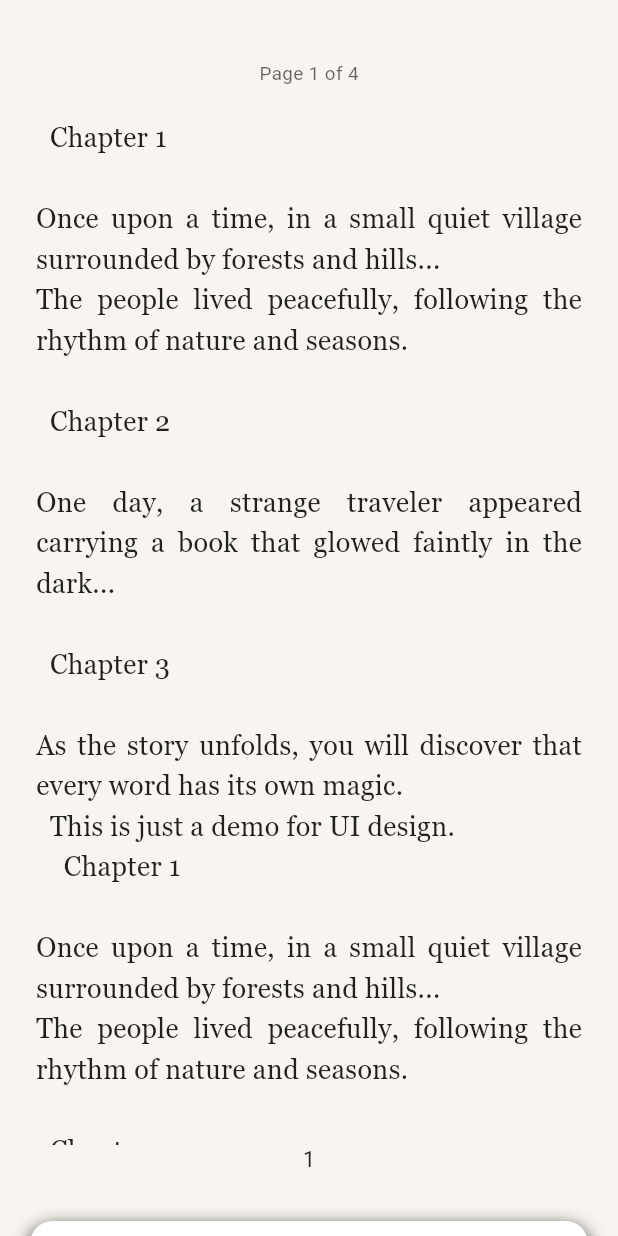
After one commit to farouqmurtaja96-source/Easy_Book, a Flutter app: the ReaderScreen screen opened by its route, on a phone screen of 412 x 824 dp. The commit adds this screen. Run offline on Flutter 3.47's test engine with Material 3 defaults, Android fonts, the phone set to English and light mode, and no system bars; our stand-ins replace cached_network_image, go_router, hive, hive_flutter; accounts and stored records are empty.

Commit message:
add reader screen

```diff
--- a/lib/features/details/presentation/screen/widget/custom_bottom_sheet.dart
+++ b/lib/features/details/presentation/screen/widget/custom_bottom_sheet.dart
@@ -1,4 +1,6 @@
+import 'package:easy_book/utils/app_routers.dart';
 import 'package:flutter/material.dart';
+import 'package:go_router/go_router.dart';
 
 class CustomBottomSheet extends StatelessWidget {
   const CustomBottomSheet({super.key});
@@ -33,7 +35,7 @@ class CustomBottomSheet extends StatelessWidget {
                   fontWeight: FontWeight.w400,
                   color: Colors.grey[500],
                 ),
-                maxLines: 15,
+                maxLines: 12,
                 overflow: TextOverflow.ellipsis,
               ),
               SizedBox(height: MediaQuery.of(context).size.height * 0.02),
@@ -56,7 +58,9 @@ class CustomBottomSheet extends StatelessWidget {
                   SizedBox(width: MediaQuery.of(context).size.width * 0.03),
                   Expanded(
                     child: ElevatedButton(
-                      onPressed: () {},
+                      onPressed: () {
+                        GoRouter.of(context).push(AppRouters.kreader);
+                      },
                       child: Center(
                         child: Padding(
                           padding: const EdgeInsets.all(20.0),
--- /dev/null
+++ b/lib/features/reader_page/presentation/screen/reader_screen.dart
@@ -0,0 +1,374 @@
+import 'package:flutter/material.dart';
+
+class ReaderScreen extends StatefulWidget {
+  const ReaderScreen({super.key});
+
+  @override
+  State<ReaderScreen> createState() => _ReaderScreenState();
+}
+
+class _ReaderScreenState extends State<ReaderScreen> {
+  final String mockBookText = '''
+  Chapter 1
+
+  Once upon a time, in a small quiet village surrounded by forests and hills...
+  The people lived peacefully, following the rhythm of nature and seasons.
+
+  Chapter 2
+
+  One day, a strange traveler appeared carrying a book that glowed faintly in the dark...
+
+  Chapter 3
+
+  As the story unfolds, you will discover that every word has its own magic.
+  This is just a demo for UI design.
+    Chapter 1
+
+  Once upon a time, in a small quiet village surrounded by forests and hills...
+  The people lived peacefully, following the rhythm of nature and seasons.
+
+  Chapter 2
+
+  One day, a strange traveler appeared carrying a book that glowed faintly in the dark...
+
+  Chapter 3
+
+  As the story unfolds, you will discover that every word has its own magic.
+  This is just a demo for UI design.
+    Chapter 1
+
+  Once upon a time, in a small quiet village surrounded by forests and hills...
+  The people lived peacefully, following the rhythm of nature and seasons.
+
+  Chapter 2
+
+  One day, a strange traveler appeared carrying a book that glowed faintly in the dark...
+
+  Chapter 3
+
+  As the story unfolds, you will discover that every word has its own magic.
+  This is just a demo for UI design.
+    Chapter 1
+
+  Once upon a time, in a small quiet village surrounded by forests and hills...
+  The people lived peacefully, following the rhythm of nature and seasons.
+
+  Chapter 2
+
+  One day, a strange traveler appeared carrying a book that glowed faintly in the dark...
+
+  Chapter 3
+
+  As the story unfolds, you will discover that every word has its own magic.
+  This is just a demo for UI design.
+    Chapter 1
+
+  Once upon a time, in a small quiet village surrounded by forests and hills...
+  The people lived peacefully, following the rhythm of nature and seasons.
+
+  Chapter 2
+
+  One day, a strange traveler appeared carrying a book that glowed faintly in the dark...
+
+  Chapter 3
+
+  As the story unfolds, you will discover that every word has its own magic.
+  This is just a demo for UI design.
+    Chapter 1
+
+  Once upon a time, in a small quiet village surrounded by forests and hills...
+  The people lived peacefully, following the rhythm of nature and seasons.
+
+  Chapter 2
+
+  One day, a strange traveler appeared carrying a book that glowed faintly in the dark...
+
+  Chapter 3
+
+  As the story unfolds, you will discover that every word has its own magic.
+  This is just a demo for UI design.
+  ''';
+
+  late List<String> pages;
+  double fontSize = 18.0;
+  double lineHeight = 1.5;
+  Color textColor = Colors.black87;
+  Color backgroundColor = const Color(0xFFF8F5F0); // لون ورقي فاتح
+  int currentPage = 0;
+  bool showControls = false;
+
+  // حساب عدد الأحرف المناسب لكل صفحة بناءً على حجم الشاشة
+  int calculateCharsPerPage(BuildContext context) {
+    final screenWidth = MediaQuery.of(context).size.width;
+    final screenHeight = MediaQuery.of(context).size.height;
+
+    // حساب مساحة النص الفعلية (مع مراعاة الهوامش)
+    final textWidth = screenWidth * 0.85; // 85% من عرض الشاشة
+    final textHeight = screenHeight * 0.75; // 75% من ارتفاع الشاشة
+
+    // استخدام طريقة أبسط لحساب عدد الأحرف
+    // متوسط عرض الحرف بناءً على حجم الخط
+    final avgCharWidth = fontSize * 0.6; // تقدير متوسط عرض الحرف
+    final charsPerLine = (textWidth / avgCharWidth).floor();
+
+    // حساب عدد الأسطر في الصفحة
+    final lineHeightPx = fontSize * lineHeight;
+    final linesPerPage = (textHeight / lineHeightPx).floor();
+
+    // حساب عدد الأحرف في الصفحة
+    return charsPerLine * linesPerPage;
+  }
+
+  List<String> splitTextIntoPages(String text, int charsPerPage) {
+    List<String> result = [];
+    int startIndex = 0;
+
+    // تحديد عدد الصفحات التقريبي مسبقاً لتحسين الأداء
+    final estimatedPages = (text.length / charsPerPage).ceil();
+    result = List.generate(estimatedPages, (_) => '');
+
+    int pageIndex = 0;
+
+    while (startIndex < text.length) {
+      // حساب نهاية الصفحة
+      int endIndex = startIndex + charsPerPage;
+      if (endIndex >= text.length) {
+        result[pageIndex] = text.substring(startIndex);
+        break;
+      }
+
+      // البحث عن أقرب مسافة أو نقطة أو فاصلة لقطع النص عندها
+      int breakPoint = endIndex;
+      for (int i = endIndex; i > startIndex; i--) {
+        if (text[i] == ' ' ||
+            text[i] == '.' ||
+            text[i] == '!' ||
+            text[i] == '?') {
+          breakPoint = i + 1;
+          break;
+        }
+      }
+
+      result[pageIndex] = text.substring(startIndex, breakPoint);
+      startIndex = breakPoint;
+      pageIndex++;
+    }
+
+    // تقليم القائمة إذا كانت أطول من اللازم
+    if (result.length > pageIndex + 1) {
+      result = result.sublist(0, pageIndex + 1);
+    }
+
+    return result;
+  }
+
+  void _rebuildPages() {
+    // استخدام compute لتشغيل العملية في خلفية منفصلة
+    final charsPerPage = calculateCharsPerPage(context);
+
+    // استخدام Future.microtask لتنفيذ العملية بشكل غير متزامن
+    Future.microtask(() {
+      final newPages = splitTextIntoPages(mockBookText, charsPerPage);
+      if (mounted) {
+        // التحقق من أن الـ widget لا يزال موجوداً
+        setState(() {
+          pages = newPages;
+        });
+      }
+    });
+  }
+
+  @override
+  void initState() {
+    super.initState();
+    // سيتم حساب الصفحات بعد بناء الواجهة
+    WidgetsBinding.instance.addPostFrameCallback((_) {
+      _rebuildPages();
+    });
+  }
+
+  @override
+  Widget build(BuildContext context) {
+    // إذا لم يتم حساب الصفحات بعد، عرض مؤشر تحميل
+    if (pages.isEmpty) {
+      return Scaffold(
+        backgroundColor: backgroundColor,
+        body: const Center(child: CircularProgressIndicator()),
+      );
+    }
+
+    return Scaffold(
+      backgroundColor: backgroundColor,
+      body: GestureDetector(
+        onTap: () {
+          setState(() {
+            showControls = !showControls;
+          });
+        },
+        child: Stack(
+          children: [
+            // الصفحة الرئيسية
+            PageView.builder(
+              onPageChanged: (int page) {
+                setState(() {
+                  currentPage = page;
+                });
+              },
+              itemCount: pages.length,
+              itemBuilder: (context, index) {
+                return Container(
+                  padding: const EdgeInsets.symmetric(
+                    horizontal: 24.0,
+                    vertical: 40.0,
+                  ),
+                  child: Column(
+                    crossAxisAlignment: CrossAxisAlignment.start,
+                    children: [
+                      // رقم الصفحة في الأعلى
+                      Center(
+                        child: Text(
+                          'Page ${index + 1} of ${pages.length}',
+                          style: TextStyle(
+                            fontSize: fontSize * 0.7,
+                            color: textColor.withValues(alpha: .6),
+                          ),
+                        ),
+                      ),
+                      const SizedBox(height: 20),
+
+                      // محتوى الصفحة
+                      Expanded(
+                        child: SingleChildScrollView(
+                          child: Text(
+                            pages[index],
+                            style: TextStyle(
+                              fontSize: fontSize,
+                              height: lineHeight,
+                              color: textColor,
+                              fontFamily: 'Georgia',
+                            ),
+                            textAlign: TextAlign.justify,
+                          ),
+                        ),
+                      ),
+
+                      // رقم الصفحة في الأسفل
+                      Center(
+                        child: Text(
+                          '${index + 1}',
+                          style: TextStyle(
+                            fontSize: fontSize * 0.8,
+                            color: textColor..withValues(alpha: .6),
+                          ),
+                        ),
+                      ),
+                    ],
+                  ),
+                );
+              },
+            ),
+
+            // عناصر التحكم
+            AnimatedPositioned(
+              duration: const Duration(milliseconds: 300),
+              bottom: showControls ? 20 : -100,
+              left: 0,
+              right: 0,
+              child: Container(
+                padding: const EdgeInsets.all(16.0),
+                margin: const EdgeInsets.symmetric(horizontal: 20.0),
+                decoration: BoxDecoration(
+                  color: Colors.white..withValues(alpha: .9),
+                  borderRadius: BorderRadius.circular(15.0),
+                  boxShadow: [
+                    BoxShadow(
+                      color: Colors.black..withValues(alpha: .1),
+                      blurRadius: 10,
+                      offset: const Offset(0, 5),
+                    ),
+                  ],
+                ),
+                child: Column(
+                  mainAxisSize: MainAxisSize.min,
+                  children: [
+                    // شريط التقدم
+                    Row(
+                      children: [
+                        Text(
+                          '${currentPage + 1}/${pages.length}',
+                          style: TextStyle(
+                            fontSize: 14,
+                            color: textColor..withValues(alpha: .7),
+                          ),
+                        ),
+                        const SizedBox(width: 10),
+                        Expanded(
+                          child: LinearProgressIndicator(
+                            value: (currentPage + 1) / pages.length,
+                            backgroundColor: textColor..withValues(alpha: .2),
+                            valueColor: AlwaysStoppedAnimation<Color>(
+                              textColor,
+                            ),
+                          ),
+                        ),
+                      ],
+                    ),
+                    const SizedBox(height: 10),
+
+                    // أزرار التحكم
+                    Row(
+                      mainAxisAlignment: MainAxisAlignment.spaceEvenly,
+                      children: [
+                        // زر تقليل حجم الخط
+                        IconButton(
+                          onPressed: () {
+                            if (fontSize > 12) {
+                              setState(() {
+                                fontSize -= 1;
+                              });
+                              _rebuildPages();
+                            }
+                          },
+                          icon: Icon(Icons.text_decrease),
+                        ),
+
+                        // زر زيادة حجم الخط
+                        IconButton(
+                          onPressed: () {
+                            if (fontSize < 24) {
+                              setState(() {
+                                fontSize += 1;
+                              });
+                              _rebuildPages();
+                            }
+                          },
+                          icon: Icon(Icons.text_increase),
+                        ),
+
+                        // زر تغيير لون الخلفية
+                        IconButton(
+                          onPressed: () {
+                            setState(() {
+                              if (backgroundColor == const Color(0xFFF8F5F0)) {
+                                backgroundColor = const Color(0xFF2D3436);
+                                textColor = Colors.white;
+                              } else {
+                                backgroundColor = const Color(0xFFF8F5F0);
+                                textColor = Colors.black87;
+                              }
+                            });
+                          },
+                          icon: Icon(Icons.brightness_6),
+                        ),
+                      ],
+                    ),
+                  ],
+                ),
+              ),
+            ),
+          ],
+        ),
+      ),
+    );
+  }
+}
--- a/lib/utils/app_routers.dart
+++ b/lib/utils/app_routers.dart
@@ -2,6 +2,7 @@ import 'package:easy_book/features/details/presentation/screen/details_screen.da
 import 'package:easy_book/features/main/presentation/screen/main_screen.dart';
 import 'package:easy_book/features/onborading/data/repository/onboarding_repo.dart';
 import 'package:easy_book/features/onborading/presentation/screen/onborad_screen.dart';
+import 'package:easy_book/features/reader_page/presentation/screen/reader_screen.dart';
 import 'package:easy_book/features/splash/presentation/screen/splash_screen.dart';
 import 'package:go_router/go_router.dart';
 
@@ -9,6 +10,7 @@ abstract class AppRouters {
   static const kOnborad = '/onboard';
   static const kHome = '/home';
   static const kdetails = '/details';
+  static const kreader = '/reader';
   static GoRouter router(OnboardingRepo repo) {
     return GoRouter(
       routes: [
@@ -25,6 +27,10 @@ abstract class AppRouters {
           path: kdetails,
           builder: (context, state) => const DetailsScreen(),
         ),
+        GoRoute(
+          path: kreader,
+          builder: (context, state) => const ReaderScreen(),
+        ),
       ],
     );
   }
```
Also changed, not shown: pubspec.yaml (+6 -6 lines), assets/font/georgia.ttf (added).
